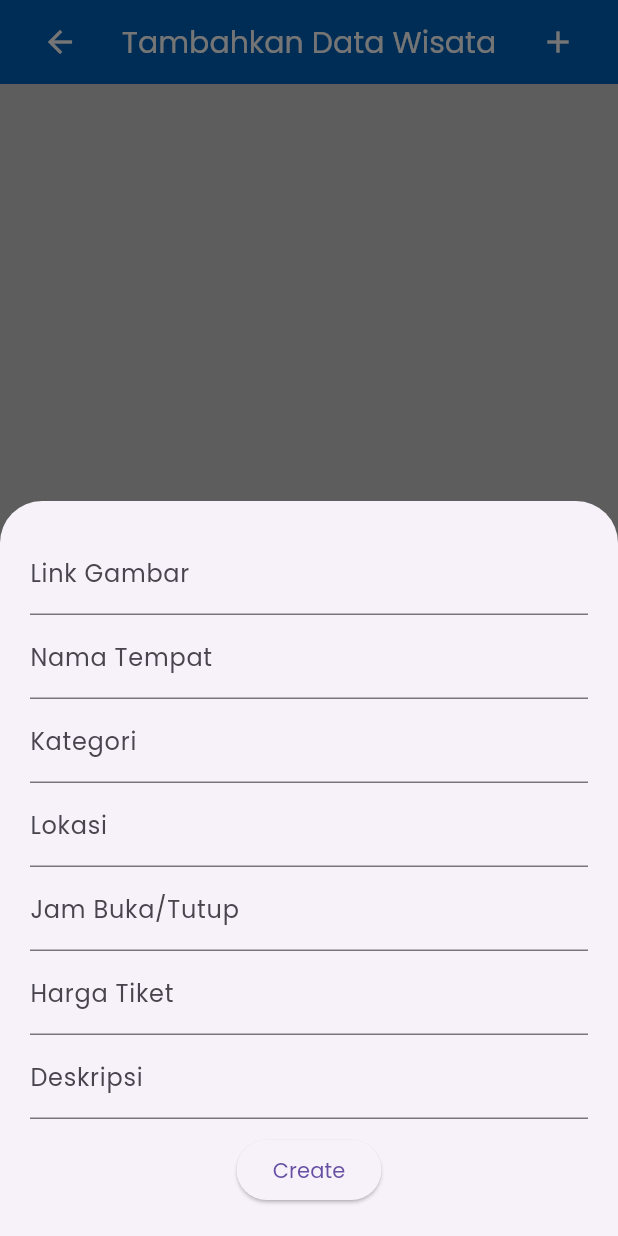
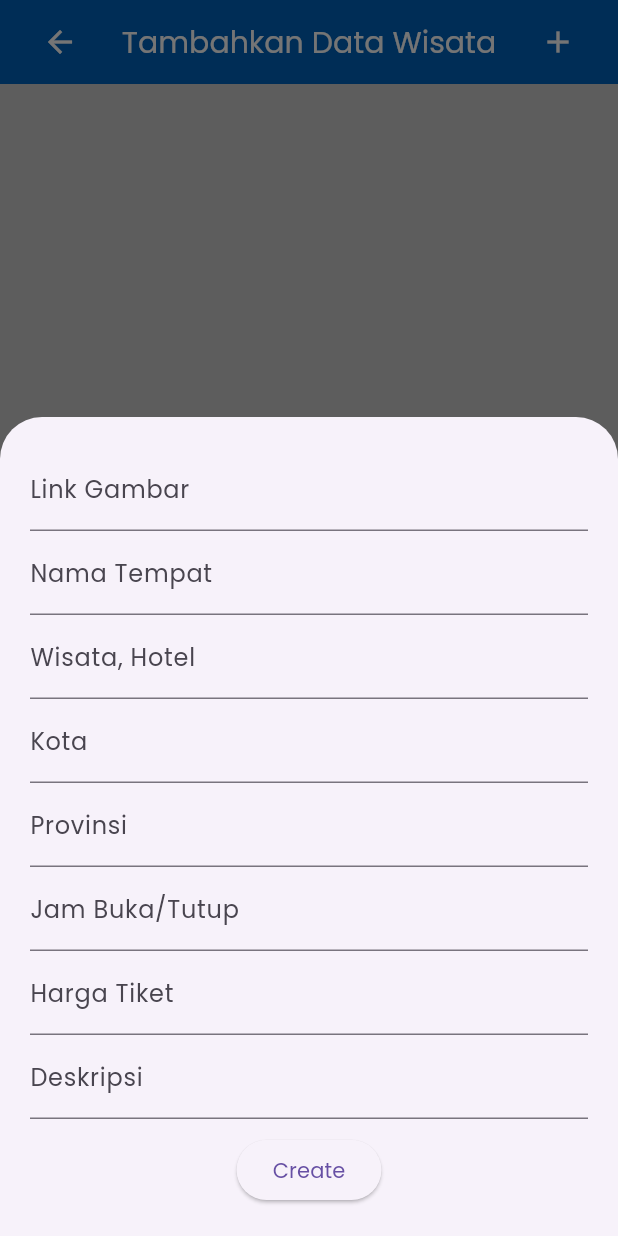
Before and after one commit to jakuchan/BorneoTravel, a Flutter app: the MyFormPage screen opened directly, after a tap on the "add" icon, on a phone screen of 412 x 824 dp. Run offline on Flutter 3.47's test engine with Material 3 defaults, Android fonts, the phone set to English and light mode, and no system bars; our stand-ins replace carousel_slider, smooth_page_indicator, sqflite; accounts and stored records are empty; network calls fail.

Commit message:
tambahan di wisata.dart

```diff
--- a/lib/dbhelper.dart
+++ b/lib/dbhelper.dart
@@ -16,13 +16,13 @@ class DBHelper {
   }
 
   Future<Database> _initDB() async {
-    String path = join(await getDatabasesPath(), 'crud4.db');
+    String path = join(await getDatabasesPath(), 'crud5.db');
     return await openDatabase(
       path,
       version: 1,
       onCreate: (db, version) {
         return db.execute(
-          "CREATE TABLE users(id INTEGER PRIMARY KEY AUTOINCREMENT, image TEXT, name TEXT, type TEXT, location TEXT, time TEXT, price TEXT, description TEXT)",
+          "CREATE TABLE users(id INTEGER PRIMARY KEY AUTOINCREMENT, image TEXT, name TEXT, type TEXT, city TEXT, province TEXT, time TEXT, price TEXT, description TEXT)",
         );
 
       },
--- a/lib/tambah.dart
+++ b/lib/tambah.dart
@@ -19,7 +19,8 @@ class _MyFormPageState extends State<MyFormPage> {
   final _imageController = TextEditingController();
   final _nameController = TextEditingController();
   final _typeController = TextEditingController();
-  final _locationController = TextEditingController();
+  final _cityController = TextEditingController();
+  final _provinceController = TextEditingController();
   final _timeController = TextEditingController();
   final _priceController = TextEditingController();
   final _descriptionController = TextEditingController();
@@ -44,7 +45,8 @@ class _MyFormPageState extends State<MyFormPage> {
       _imageController.text = existingUser['image'];
       _nameController.text = existingUser['name'];
       _typeController.text = existingUser['type'];
-      _locationController.text = existingUser['location'];
+      _cityController.text = existingUser['city'];
+      _provinceController.text = existingUser['province'];
       _timeController.text = existingUser['time'];
       _priceController.text = existingUser['price'];
       _descriptionController.text = existingUser['description'];
@@ -52,7 +54,8 @@ class _MyFormPageState extends State<MyFormPage> {
       _imageController.clear();
       _nameController.clear();
       _typeController.clear();
-      _locationController.clear();
+      _cityController.clear();
+      _provinceController.clear();
       _timeController.clear();
       _priceController.clear();
       _descriptionController.clear();
@@ -92,7 +95,7 @@ class _MyFormPageState extends State<MyFormPage> {
                       ),
                        TextFormField(
                         controller: _typeController,
-                        decoration: const InputDecoration(labelText: 'Kategori'),
+                        decoration: const InputDecoration(labelText: 'Wisata, Hotel'),
                         validator: (value) {
                           if (value == null || value.isEmpty) {
                             return 'Please enter a type';
@@ -100,10 +103,11 @@ class _MyFormPageState extends State<MyFormPage> {
                           return null;
                         },
                       ),
+
                           TextFormField(
-                        controller: _locationController,
+                            controller: _cityController,
                             decoration:
-                            const InputDecoration(labelText: 'Lokasi'),
+                                const InputDecoration(labelText: 'Kota'),
                             validator: (value) {
                               if (value == null || value.isEmpty) {
                                 return 'Please enter a class';
@@ -111,6 +115,19 @@ class _MyFormPageState extends State<MyFormPage> {
                               return null;
                             },
                           ),
+                          TextFormField(
+                            controller: _provinceController,
+                            decoration:
+                                const InputDecoration(labelText: 'Provinsi'),
+                            validator: (value) {
+                              if (value == null || value.isEmpty) {
+                                return 'Please enter a valid province';
+                              }
+                              return null;
+                            },
+                          ),
+
+
                       TextFormField(
                         controller: _timeController,
                         decoration:
@@ -169,7 +186,8 @@ class _MyFormPageState extends State<MyFormPage> {
       'image': _imageController.text,
       'name': _nameController.text,
       'type': _typeController.text,
-      'location': _locationController.text,
+      'city': _cityController.text,
+      'province': _provinceController.text,
       'time': _timeController.text,
       'price': _priceController.text,
       'description': _descriptionController.text,
@@ -183,7 +201,8 @@ class _MyFormPageState extends State<MyFormPage> {
       'image': _imageController.text,
       'name': _nameController.text,
       'type': _typeController.text,
-      'location': _locationController.text,
+      'city': _cityController.text,
+      'province': _provinceController.text,
       'time': _timeController.text,
       'price': _priceController.text,
       'description': _descriptionController.text,
@@ -254,7 +273,8 @@ class _MyFormPageState extends State<MyFormPage> {
                         ),
                         Text(_users[index]['name'],style: TextStyle(color: Colors.white),),
                         Text(_users[index]['type'],style: TextStyle(color: Colors.white),),
-                        Text(_users[index]['location'],style: TextStyle(color: Colors.white)),
+                        Text(_users[index]['city'],style: TextStyle(color: Colors.white)),
+                        Text(_users[index]['province'],style: TextStyle(color: Colors.white)),
                         Text(_users[index]['time'],style: TextStyle(color: Colors.white)),
                         Text(_users[index]['price'],style: TextStyle(color: Colors.white)),
                         Text(_users[index]['description'],style: TextStyle(color: Colors.white)),
```
Also changed, not shown: lib/main.dart (+16 -3 lines), lib/wisata.dart (+17 -2 lines). Lines whose indentation alone changed are shown as unchanged.
